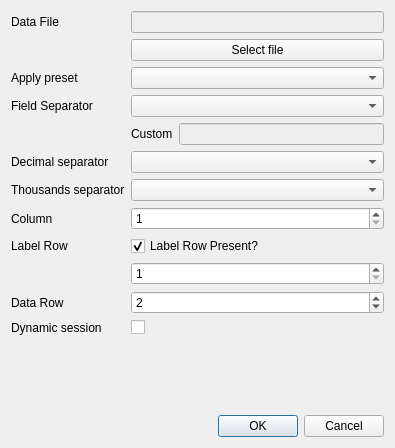
Qt form src/loadfiledialog.ui (jgeudens/GraphViewer) before a commit.
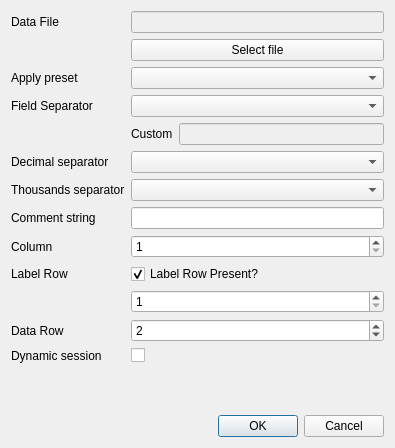
The same form after that commit.

Commit message:
Add comment support (closes #21)
First datarow can't be a comment line

Patch:
```diff
--- a/src/loadfiledialog.ui
+++ b/src/loadfiledialog.ui
@@ -38,14 +38,14 @@
          </property>
         </widget>
        </item>
-       <item row="9" column="0">
+       <item row="10" column="0">
         <widget class="QLabel" name="label_3">
          <property name="text">
           <string>Column</string>
          </property>
         </widget>
        </item>
-       <item row="9" column="1">
+       <item row="10" column="1">
         <widget class="QSpinBox" name="spinColumn">
          <property name="minimum">
           <number>1</number>
@@ -58,14 +58,14 @@
          </property>
         </widget>
        </item>
-       <item row="12" column="0">
+       <item row="13" column="0">
         <widget class="QLabel" name="label_2">
          <property name="text">
           <string>Data Row</string>
          </property>
         </widget>
        </item>
-       <item row="12" column="1">
+       <item row="13" column="1">
         <widget class="QSpinBox" name="spinDataRow">
          <property name="minimum">
           <number>1</number>
@@ -150,7 +150,7 @@
          </property>
         </widget>
        </item>
-       <item row="13" column="1">
+       <item row="14" column="1">
         <widget class="QCheckBox" name="checkDynamicSession">
          <property name="layoutDirection">
           <enum>Qt::LeftToRight</enum>
@@ -160,7 +160,7 @@
          </property>
         </widget>
        </item>
-       <item row="13" column="0">
+       <item row="14" column="0">
         <widget class="QLabel" name="label_10">
          <property name="toolTip">
           <string>Enables auto reload</string>
@@ -170,7 +170,7 @@
          </property>
         </widget>
        </item>
-       <item row="10" column="1">
+       <item row="11" column="1">
         <widget class="QCheckBox" name="checkLabelRow">
          <property name="text">
           <string>Label Row Present?</string>
@@ -180,14 +180,14 @@
          </property>
         </widget>
        </item>
-       <item row="10" column="0">
+       <item row="11" column="0">
         <widget class="QLabel" name="label_4">
          <property name="text">
           <string>Label Row</string>
          </property>
         </widget>
        </item>
-       <item row="11" column="1">
+       <item row="12" column="1">
         <widget class="QSpinBox" name="spinLabelRow">
          <property name="minimum">
           <number>1</number>
@@ -200,6 +200,16 @@
          </property>
         </widget>
        </item>
+       <item row="9" column="0">
+        <widget class="QLabel" name="label_11">
+         <property name="text">
+          <string>Comment string</string>
+         </property>
+        </widget>
+       </item>
+       <item row="9" column="1">
+        <widget class="QLineEdit" name="lineComment"/>
+       </item>
       </layout>
      </item>
     </layout>
```
Left out of the diff: 1 changed line with no effect on the pictures. The commit also changes 9 other files.
